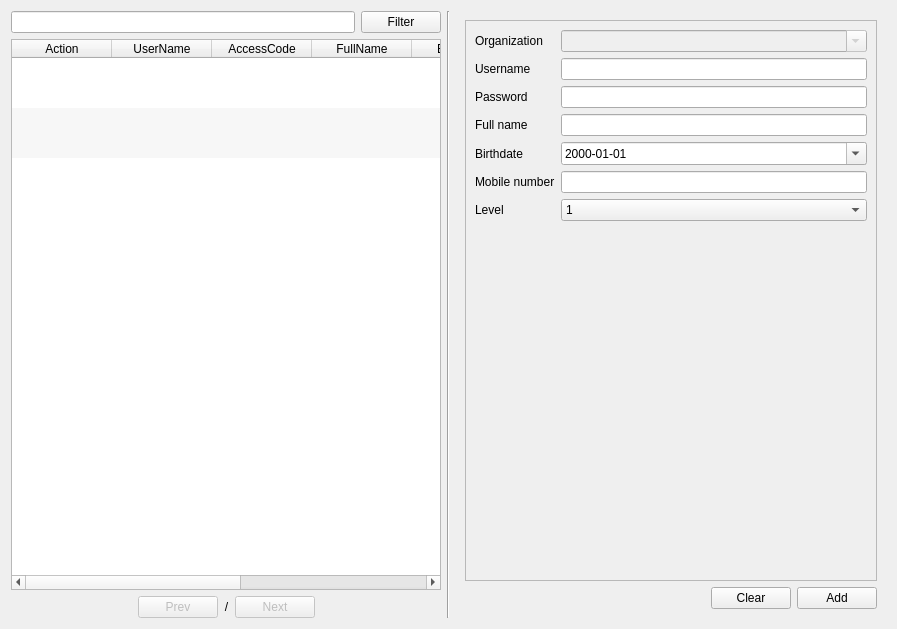
Above: app/views/templates/ManageUser.ui from rondalefloyd/mts-pos before the change. Below: the same form after it.
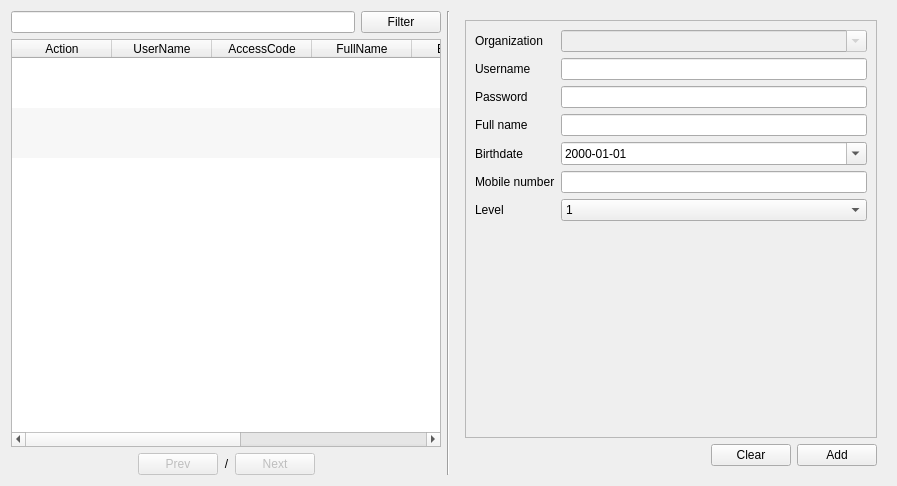
That is the form after the change.

```diff
--- a/app/views/templates/ManageUser.ui
+++ b/app/views/templates/ManageUser.ui
@@ -7,7 +7,7 @@
     <x>0</x>
     <y>0</y>
     <width>897</width>
-    <height>629</height>
+    <height>486</height>
    </rect>
   </property>
   <property name="windowTitle">
@@ -214,7 +214,7 @@
            <x>0</x>
            <y>0</y>
            <width>412</width>
-           <height>560</height>
+           <height>417</height>
           </rect>
          </property>
          <layout class="QFormLayout" name="formLayout">
```
Left out of the diff: 5 changed lines with no effect on the pictures.
